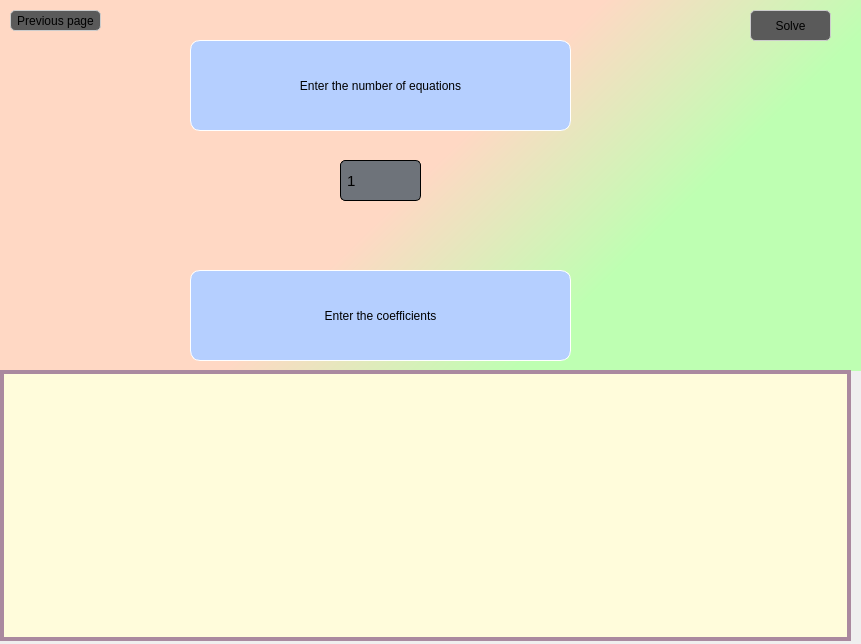
Above: designs/inputWindowLinear.ui from Omar-Eldawy/Numerical-project before the change. Below: the same form after it.
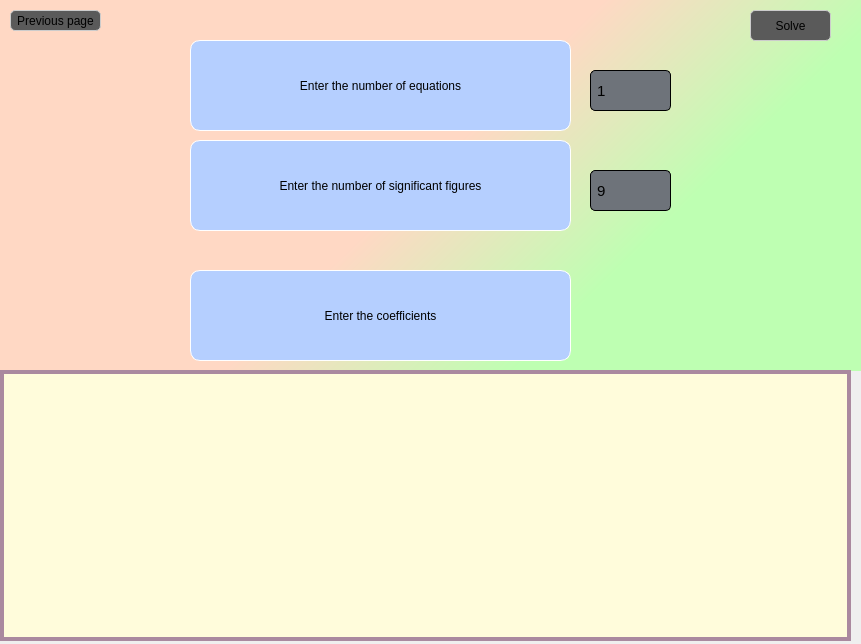
That is the form after the change. Icons and pictures are not drawn.

The edit to the form file:
```diff
--- a/designs/inputWindowLinear.ui
+++ b/designs/inputWindowLinear.ui
@@ -47,8 +47,8 @@
    <widget class="QSpinBox" name="equationsInput">
     <property name="geometry">
      <rect>
-      <x>340</x>
-      <y>160</y>
+      <x>590</x>
+      <y>70</y>
       <width>81</width>
       <height>41</height>
      </rect>
@@ -210,6 +210,78 @@
      </size>
     </property>
    </widget>
+   <widget class="QLabel" name="label_3">
+    <property name="geometry">
+     <rect>
+      <x>190</x>
+      <y>140</y>
+      <width>381</width>
+      <height>91</height>
+     </rect>
+    </property>
+    <property name="styleSheet">
+     <string notr="true">border: 1.3px solid rgb(255, 255, 255); 
+font: 13pt &quot;Arial&quot;;
+background-color:rgb(181, 207, 255);
+border-radius:10px;
+</string>
+    </property>
+    <property name="text">
+     <string>Enter the number of significant figures</string>
+    </property>
+    <property name="alignment">
+     <set>Qt::AlignCenter</set>
+    </property>
+   </widget>
+   <widget class="QSpinBox" name="percisionInput">
+    <property name="geometry">
+     <rect>
+      <x>590</x>
+      <y>170</y>
+      <width>81</width>
+      <height>41</height>
+     </rect>
+    </property>
+    <property name="cursor">
+     <cursorShape>PointingHandCursor</cursorShape>
+    </property>
+    <property name="styleSheet">
+     <string notr="true">QSpinBox {
+                border: 1.3px solid ;
+                border-radius: 5px;
+                padding: 4px;
+                font-size: 15px;
+			  background-color:#6e737a;
+            }
+
+            QSpinBox::up-button, QSpinBox::down-button {
+                width: 11px;
+                height: 11px;
+            }
+
+            QSpinBox::up-button {
+                subcontrol-origin: border;
+                subcontrol-position: top right;
+            }
+
+            QSpinBox::down-button {
+                subcontrol-origin: border;
+                subcontrol-position: bottom right;
+            }</string>
+    </property>
+    <property name="buttonSymbols">
+     <enum>QAbstractSpinBox::NoButtons</enum>
+    </property>
+    <property name="minimum">
+     <number>1</number>
+    </property>
+    <property name="maximum">
+     <number>17</number>
+    </property>
+    <property name="value">
+     <number>9</number>
+    </property>
+   </widget>
   </widget>
   <widget class="QWidget" name="widget_2" native="true">
    <property name="geometry">
```
